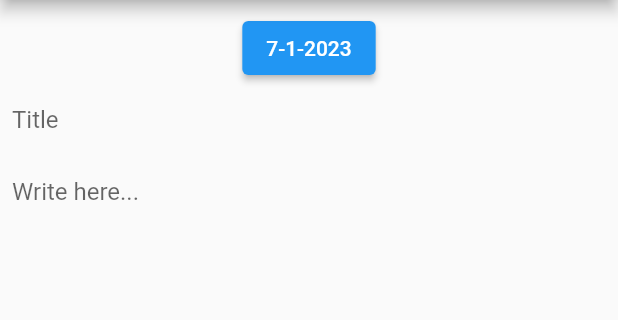
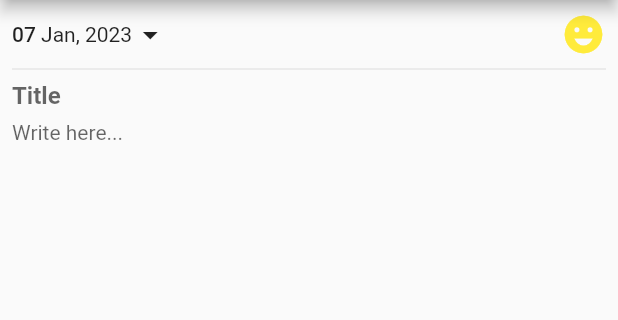
Before and after one commit to Sivaram46/diary_app, a Flutter app: the screen it shows after launch, after a tap on the "add" icon, on a phone screen of 412 x 824 dp, the part 84-404 px from its top. Run offline on Flutter 3.47's test engine with Material 2 defaults, Android fonts, the phone set to English and light mode, and no system bars; our stand-ins replace share_plus, shared_preferences, table_calendar; missing offline and left inert: flutter_app_lock.

Commit message:
added UI in diary list, view, edit

```diff
--- /dev/null
+++ b/lib/date_select.dart
@@ -0,0 +1,56 @@
+import 'package:diary_app/constants.dart';
+import 'package:flutter/material.dart';
+
+class DateSelect extends StatelessWidget {
+  const DateSelect({
+    super.key,
+    required this.createdDate,
+    required this.isView,
+    required this.onDateTap,
+    required this.onEmojiTap,
+  });
+
+  final DateTime createdDate;
+  final bool isView;
+  final void Function()? onDateTap;
+  final void Function()? onEmojiTap;
+
+  @override
+  Widget build(BuildContext context) {
+    return SizedBox(
+      height: 30,
+      child: Row(
+        mainAxisAlignment: MainAxisAlignment.spaceBetween,
+        children: <Widget>[
+          // date select
+          InkWell(
+            onTap: onDateTap,
+            child: Row(
+              crossAxisAlignment: CrossAxisAlignment.center,
+              children: <Widget>[
+                Text(
+                  createdDate.day.toString().padLeft(2, '0'),
+                  style: Theme.of(context).textTheme.bodyLarge,
+                ),
+
+                Text(
+                  " ${monthMap[createdDate.month] ?? ""}, ${createdDate.year}",
+                  style: Theme.of(context).textTheme.bodyMedium,
+                ),
+
+                !isView ? const Icon(Icons.arrow_drop_down) : Container(height: 0,),
+              ],
+            ),
+          ),
+
+          // emoji select
+          const Icon(
+            Icons.emoji_emotions,
+            size: 30,
+            color: Colors.yellow,
+          )
+        ],
+      ),
+    );
+  }
+}
--- a/lib/diary_drawer.dart
+++ b/lib/diary_drawer.dart
@@ -174,6 +174,7 @@ class _DiaryDrawerState extends State<DiaryDrawer> {
 
           const Divider(),
 
+          // TODO: Feature to change theme of app
           ListTile(
             leading: _lightTheme
                 ? const Icon(Icons.brightness_6)
@@ -199,6 +200,7 @@ class _DiaryDrawerState extends State<DiaryDrawer> {
           const Divider(),
 
           // set reminder
+          // TODO: Feature to set reminder
           ListTile(
             leading: _isNotif
                 ? const Icon(Icons.notifications_active)
@@ -208,6 +210,7 @@ class _DiaryDrawerState extends State<DiaryDrawer> {
           ),
           const Divider(),
 
+          // TODO: Feature to import and export diary entries
           ListTile(
             leading: const Icon(Icons.import_export),
             title: const Text("Export/Import Entries"),
--- a/lib/diary_edit.dart
+++ b/lib/diary_edit.dart
@@ -1,5 +1,7 @@
 import 'package:flutter/material.dart';
+
 import 'diary_model.dart';
+import 'date_select.dart';
 
 class DiaryEdit extends StatefulWidget {
   const DiaryEdit({
@@ -124,7 +126,6 @@ class _DiaryEditState extends State<DiaryEdit> {
     // WillPopScope is to show alert message even when pressing back button while
     // editing diary.
     return WillPopScope(
-      // TODO: Bug - Alert dialog shows for empty diary when back button is pressed
       onWillPop: _showAlertDialog,
       child: Scaffold(
         appBar: AppBar(
@@ -135,7 +136,7 @@ class _DiaryEditState extends State<DiaryEdit> {
             // or else don't show alert dialog, just pop to the home page.
             onPressed:
               // Condition to show alert dialog
-              bodyText.isNotEmpty ?
+              (bodyText.isNotEmpty && bodyText != widget.diaryEntry?.body)?
               () async {
                 final discarded = await _showAlertDialog();
                 // This is to avoid using context in async tasks. (Referred SO)
@@ -177,34 +178,54 @@ class _DiaryEditState extends State<DiaryEdit> {
               //  add top bar here which will hold Save, Go back, Pin/Star buttons
               // Container(),
 
-              // TODO: Display date picker as good
-              //  TODO: Mood picker at right
-              ElevatedButton(
-                  onPressed: () => _selectDate(context, selectedDate),
-                  child: Text("${selectedDate.day}-${selectedDate.month}-${selectedDate.year}")
+              DateSelect(
+                createdDate: selectedDate,
+                isView: false,
+                onDateTap: () {
+                  _selectDate(context);
+                },
+                onEmojiTap: () {},
               ),
 
+              const Divider(),
+
               // Title text field
-              TextField(
+              Container(
+                padding: const EdgeInsets.only(bottom: 3),
+                child: TextField(
                   controller: titleController,
+                  style: Theme.of(context).textTheme.titleMedium?.copyWith(
+                      fontWeight: FontWeight.bold
+                  ),
                   decoration: const InputDecoration(
+                    isDense: true,
+                    contentPadding: EdgeInsets.all(0),
                     border: InputBorder.none,
                     hintText: "Title",
                   ),
                 ),
+              ),
 
               // Diary body text field
-              Expanded(
+              Container(
+                padding: const EdgeInsets.only(top: 3),
+                child: Expanded(
                   // maxLines: null,
                   child: TextField(
                     controller: bodyController,
+                    style: Theme.of(context).textTheme.bodyMedium?.copyWith(
+                        height: 1.3
+                    ),
                     decoration: const InputDecoration(
+                      isDense: true,
+                      contentPadding: EdgeInsets.all(0),
                       border: InputBorder.none,
                       hintText: "Write here..."
                     ),
                     maxLines: null,
                   ),
                 ),
+              )
             ],
           ),
         ),
--- a/lib/main.dart
+++ b/lib/main.dart
@@ -11,6 +11,7 @@ import 'diary_drawer.dart';
 import 'lock_screen.dart';
 import 'populate_diary_data.dart';
 
+// TODO: Bug - Read from shared prefs not working
 void readPasswordPrefs(
   void Function(bool) setPasswordStatus,
   void Function(String) setPassword
@@ -106,6 +107,7 @@ class _DiaryHomePageState extends State<DiaryHomePage> {
   }
 
   // Load SharedPreferences in homepage and load all (or some) list entries to the state.
+  // TODO: Read/write from Sqlite db
   void _readDiaryEntries() async {
     SharedPreferences prefs = await SharedPreferences.getInstance();
     List<String>? jsonEntries = prefs.getStringList("diaryEntries");
```
Also changed, not shown: lib/constants.dart (+10 -0 lines), lib/diary_list.dart (+87 -12 lines), lib/diary_view.dart (+31 -6 lines). Lines whose indentation alone changed are shown as unchanged.
